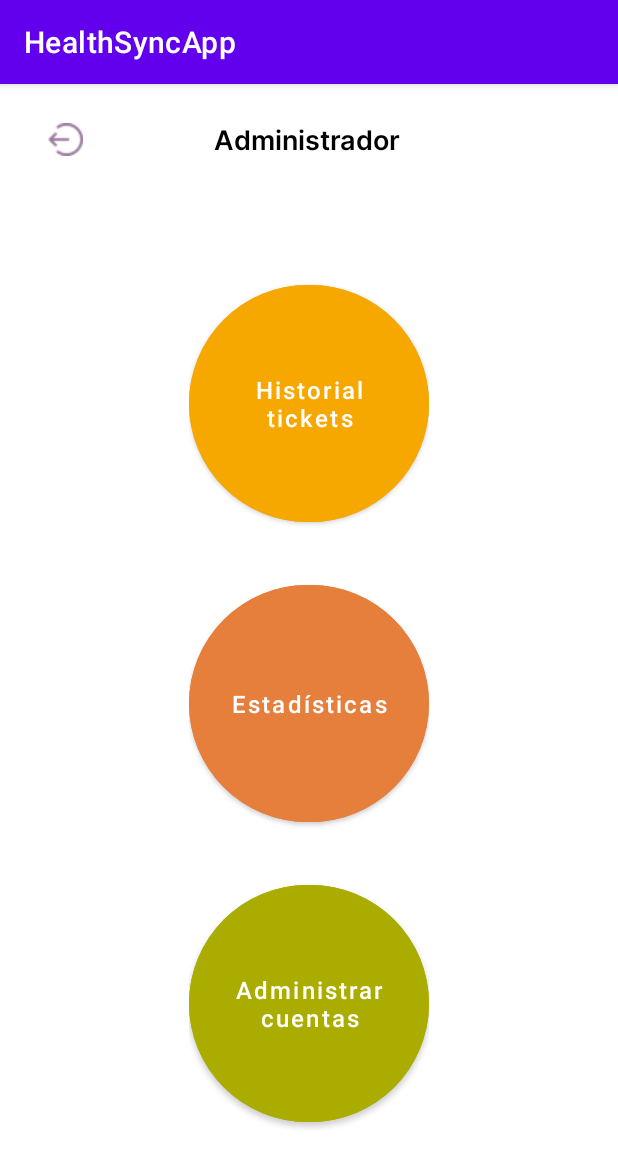
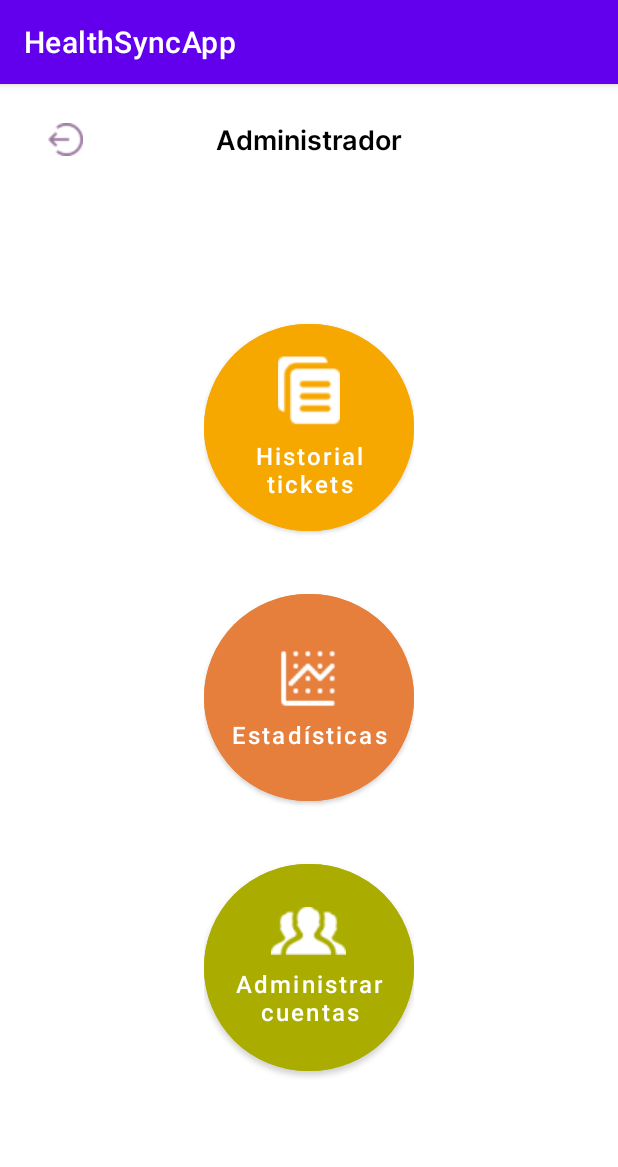
Before and after one commit to iker-landeros/healthsync, an Android app: the AdminOptions screen opened directly, with no data from a screen before it, on a phone screen of 412 x 824 dp. Shown: the top 1167 px of the screen. Run offline under Robolectric (Android 15) with nearby library versions, the phone set to English and light mode, and no system bars; network calls fail.

Commit message:
Finished stats layout

```diff
--- a/app/src/main/res/layout/activity_admin_options.xml
+++ b/app/src/main/res/layout/activity_admin_options.xml
@@ -7,37 +7,31 @@
     android:layout_height="match_parent"
     tools:context=".AdminOptions">
 
-    <LinearLayout
-    android:id="@+id/linearLayout3"
-    android:layout_width="0dp"
-    android:layout_height="wrap_content"
-    android:layout_marginTop="16dp"
-    android:gravity="center_vertical"
-    android:orientation="horizontal"
-    app:layout_constraintEnd_toEndOf="parent"
-    app:layout_constraintStart_toStartOf="parent"
-    app:layout_constraintTop_toTopOf="parent">
-
     <ImageButton
         android:id="@+id/btnLogout"
         android:layout_width="wrap_content"
         android:layout_height="wrap_content"
         android:layout_marginStart="20dp"
+        android:layout_marginTop="16dp"
         android:backgroundTint="#00FFFFFF"
+        app:layout_constraintStart_toStartOf="parent"
+        app:layout_constraintTop_toTopOf="parent"
         app:srcCompat="@drawable/logout" />
 
     <TextView
         android:id="@+id/txtNombre"
         android:layout_width="wrap_content"
         android:layout_height="wrap_content"
-        android:layout_marginStart="75dp"
+        android:layout_gravity="center"
         android:fontFamily="@font/inter_semibold"
         android:gravity="center"
         android:text="Administrador"
         android:textColor="#000000"
-        android:textSize="18sp" />
-
-    </LinearLayout>
+        android:textSize="18sp"
+        app:layout_constraintBottom_toBottomOf="@+id/btnLogout"
+        app:layout_constraintEnd_toEndOf="parent"
+        app:layout_constraintStart_toStartOf="parent"
+        app:layout_constraintTop_toTopOf="@+id/btnLogout" />
 
     <LinearLayout
         android:layout_width="wrap_content"
@@ -46,13 +40,13 @@
         app:layout_constraintBottom_toBottomOf="parent"
         app:layout_constraintEnd_toEndOf="parent"
         app:layout_constraintStart_toStartOf="parent"
-        app:layout_constraintTop_toBottomOf="@+id/linearLayout3">
+        app:layout_constraintTop_toBottomOf="@+id/txtNombre">
 
         <com.google.android.material.button.MaterialButton
             android:id="@+id/btnHistorialTickets"
             style="@style/Widget.MaterialComponents.Button"
-            android:layout_width="160dp"
-            android:layout_height="170dp"
+            android:layout_width="140dp"
+            android:layout_height="150dp"
             android:layout_marginBottom="30dp"
             android:layout_weight="1"
             android:backgroundTint="#F7A800"
@@ -64,13 +58,14 @@
             android:textColor="@android:color/white"
             android:textSize="16sp"
             app:cornerRadius="150dp"
+            app:icon="@drawable/historial"
             app:iconGravity="textTop" />
 
         <com.google.android.material.button.MaterialButton
             android:id="@+id/btnEstadisticas"
             style="@style/Widget.MaterialComponents.Button"
-            android:layout_width="160dp"
-            android:layout_height="170dp"
+            android:layout_width="140dp"
+            android:layout_height="150dp"
             android:layout_weight="1"
             android:backgroundTint="#E67E3C"
             android:gravity="center"
@@ -80,13 +75,17 @@
             android:textAllCaps="false"
             android:textColor="@android:color/white"
             android:textSize="16sp"
-            app:cornerRadius="100dp" />
+            app:cornerRadius="100dp"
+            app:icon="@drawable/estadisticas"
+            app:iconGravity="textTop"
+            app:iconPadding="12dp"
+            app:iconSize="38dp" />
 
         <com.google.android.material.button.MaterialButton
             android:id="@+id/btnAdministrar"
             style="@style/Widget.MaterialComponents.Button"
-            android:layout_width="160dp"
-            android:layout_height="170dp"
+            android:layout_width="140dp"
+            android:layout_height="150dp"
             android:layout_marginTop="30dp"
             android:layout_weight="1"
             android:backgroundTint="#AAAD00"
@@ -97,7 +96,9 @@
             android:textAllCaps="false"
             android:textColor="@android:color/white"
             android:textSize="16sp"
-            app:cornerRadius="100dp" />
+            app:cornerRadius="100dp"
+            app:icon="@drawable/cuentas"
+            app:iconGravity="textTop" />
     </LinearLayout>
 
 
```
Also changed, not shown: app/src/main/res/layout/activity_primary_stats.xml (+34 -9 lines), app/src/main/res/drawable/cuentas.png (added), app/src/main/res/drawable/estadisticas.png (added), app/src/main/res/drawable/grafica.png (added), app/src/main/res/drawable/historial.png (added).
